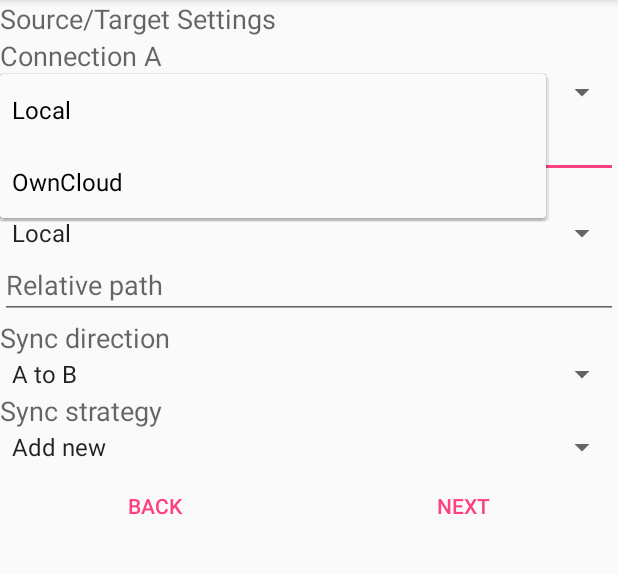
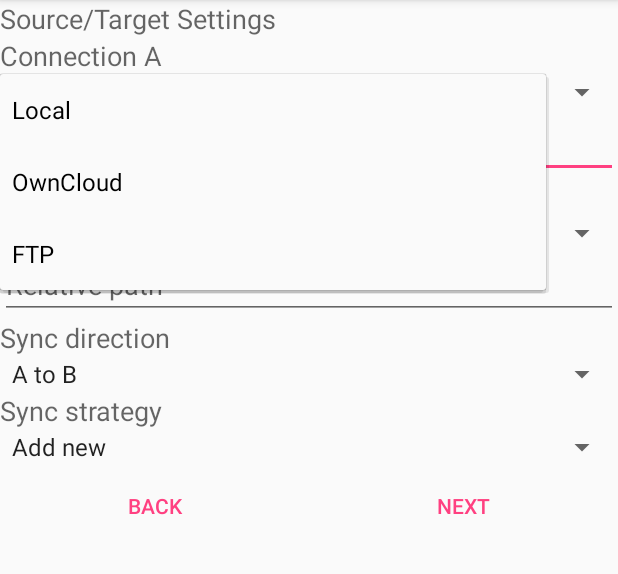
Before and after one commit to TheAkki/Synctool, an Android app: the Wizzard_New2 screen opened directly, with no data from a screen before it, after a tap on "Local", on a phone screen of 412 x 824 dp, the part 84-658 px from its top. Run offline under Robolectric (Android 15) with nearby library versions, the phone set to English and light mode, and no system bars; 9 statements that could not run were skipped.

Commit message:
Strings eingefügt

```diff
--- a/app/src/main/res/values/strings.xml
+++ b/app/src/main/res/values/strings.xml
@@ -55,6 +55,7 @@
     <string name="Caption_GeneralJobSettings">General Settings</string>
     <string name="Caption_SourceTargetSettings">Source/Target Settings</string>
     <string name="Caption_NewOwnCloudConnection">New OwnCloud Connection</string>
+    <string name="Caption_NewFtpConnection">New FTP Connection</string>
     <string name="Caption_SyncDirection">Sync direction</string>
     <string name="Caption_SyncStrategy">Sync strategy</string>
 
@@ -81,6 +82,7 @@
     <string-array name="ConnectionTypes">
         <item>Local</item>
         <item>OwnCloud</item>
+        <item>FTP</item>
     </string-array>
 
     <string-array name="SyncDirections">
```
Also changed, not shown: 2 other files.
